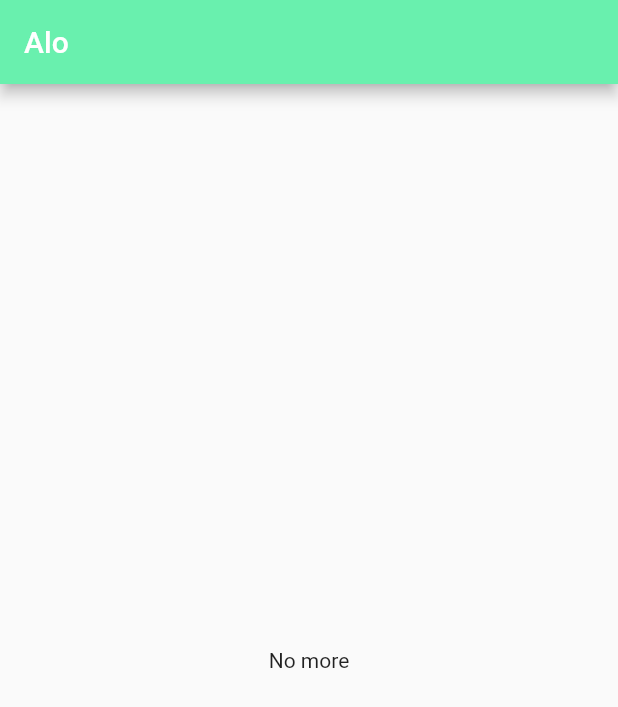
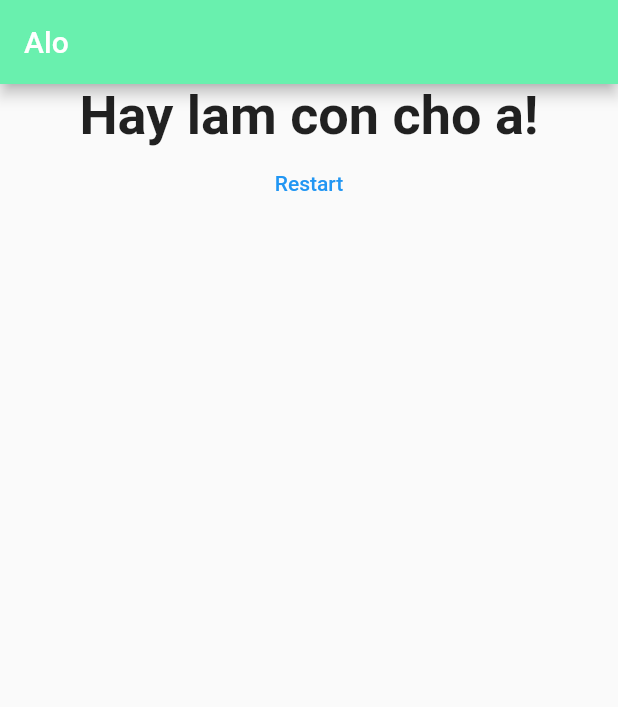
Before and after one commit to vietmy1711/LearnFlutter, a Flutter app: the screen it shows after launch, after a tap on "Blue", after a tap on "Cock", after a tap on "My", on a phone screen of 412 x 824 dp. Shown: the top 707 px of the screen. Run offline on Flutter 3.47's test engine with Material 2 defaults, Android fonts, the phone set to English and light mode, and no system bars.

Commit message:
Handle quiz and result logic.

```diff
--- a/first_app/lib/main.dart
+++ b/first_app/lib/main.dart
@@ -1,7 +1,8 @@
+import 'package:first_app/quiz.dart';
 import 'package:flutter/material.dart';
 
-import './question.dart';
-import './answer.dart';
+import './quiz.dart';
+import './result.dart';
 // void main() {
 //   runApp(MyApp());
 // }
@@ -17,26 +18,45 @@ class _MyAppState extends State<MyApp> {
   final questions = const [
     {
       'questionText': 'What\'s your favorite color?',
-      'answers': ['Blue', 'Black', 'Green', 'White']
+      'answers': [
+        {'text': 'Blue', 'score': 8},
+        {'text': 'White', 'score': 13},
+        {'text': 'Black', 'score': 28},
+        {'text': 'Red', 'score': 38}
+      ]
     },
     {
       'questionText': 'What\'s your favorite animal?',
-      'answers': ['Rabbit', 'Snake', 'Cock', 'Pussy']
+      'answers': [
+        {'text': 'Rabbit', 'score': 8},
+        {'text': 'Cock', 'score': 54},
+        {'text': 'Human', 'score': 28},
+        {'text': 'Pussy', 'score': 82},
+      ]
     },
     {
       'questionText': 'Who\'s the most handsome man in the world?',
-      'answers': ['My', 'Dan', 'My Dan', 'My dep trai']
+      'answers': [
+        {'text': 'My', 'score': 100},
+        {'text': 'My Dep Trai', 'score': 100},
+        {'text': 'My cute', 'score': 100},
+        {'text': 'My de thuong', 'score': 100},
+      ]
     },
   ];
   var _index = 0;
+  var _totalScore = 0;
+  void _answerQuestion(int score) {
+    _totalScore += score;
+    setState(() {
+      _index++;
+    });
+  }
 
-  void _answerQuestion() {
+  void _reset() {
     setState(() {
-      // if (_index == questions.length - 1) {
-      //   _index = 0;
-      //   return;
-      // }
-      _index++;
+      _totalScore = 0;
+      _index = 0;
     });
   }
 
@@ -49,16 +69,10 @@ class _MyAppState extends State<MyApp> {
               backgroundColor: Colors.greenAccent,
             ),
             body: _index < questions.length
-                ? Column(
-                    children: [
-                      Question(questions[_index]['questionText']),
-                      ...(questions[_index]['answers'] as List<String>)
-                          .map((answer) => Answer(answer, _answerQuestion))
-                          .toList()
-                    ],
-                  )
-                : Center(
-                    child: Text("No more"),
-                  )));
+                ? Quiz(
+                    questions: questions,
+                    index: _index,
+                    answerQuestion: _answerQuestion)
+                : Result(resultScore: _totalScore, reset: _reset)));
   }
 }
--- /dev/null
+++ b/first_app/lib/quiz.dart
@@ -0,0 +1,28 @@
+import 'package:flutter/material.dart';
+
+import './question.dart';
+import './answer.dart';
+
+class Quiz extends StatelessWidget {
+  final List<Map<String, Object>> questions;
+  final int index;
+  final Function answerQuestion;
+
+  Quiz(
+      {@required this.questions,
+      @required this.index,
+      @required this.answerQuestion});
+
+  @override
+  Widget build(BuildContext context) {
+    return Column(
+      children: [
+        Question(questions[index]['questionText']),
+        ...(questions[index]['answers'] as List<Map<String, Object>>)
+            .map((answer) =>
+                Answer(answer['text'], () => answerQuestion(answer['score'])))
+            .toList()
+      ],
+    );
+  }
+}
--- /dev/null
+++ b/first_app/lib/result.dart
@@ -0,0 +1,42 @@
+import 'package:flutter/material.dart';
+
+import './question.dart';
+import './answer.dart';
+
+class Result extends StatelessWidget {
+  final int resultScore;
+
+  final Function reset;
+
+  Result({this.resultScore, this.reset});
+
+  String get resultParse {
+    String resultText;
+    if (resultScore <= 150) {
+      resultText = "You are ngu vai lon!";
+    } else {
+      resultText = "Hay lam con cho a!";
+    }
+    return resultText;
+  }
+
+  @override
+  Widget build(BuildContext context) {
+    return Center(
+      child: Column(
+        children: [
+          Text(
+            resultParse,
+            style: TextStyle(fontSize: 36, fontWeight: FontWeight.bold),
+            textAlign: TextAlign.center,
+          ),
+          FlatButton(
+            child: Text("Restart"),
+            textColor: Colors.blue,
+            onPressed: reset,
+          ),
+        ],
+      ),
+    );
+  }
+}
```
